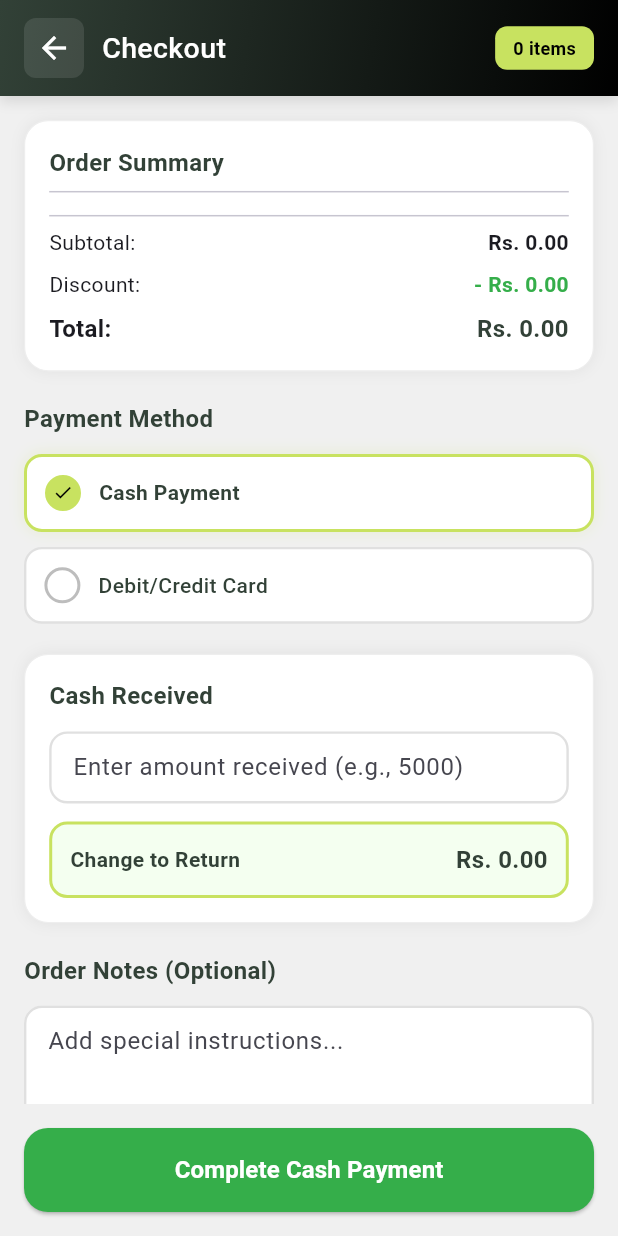
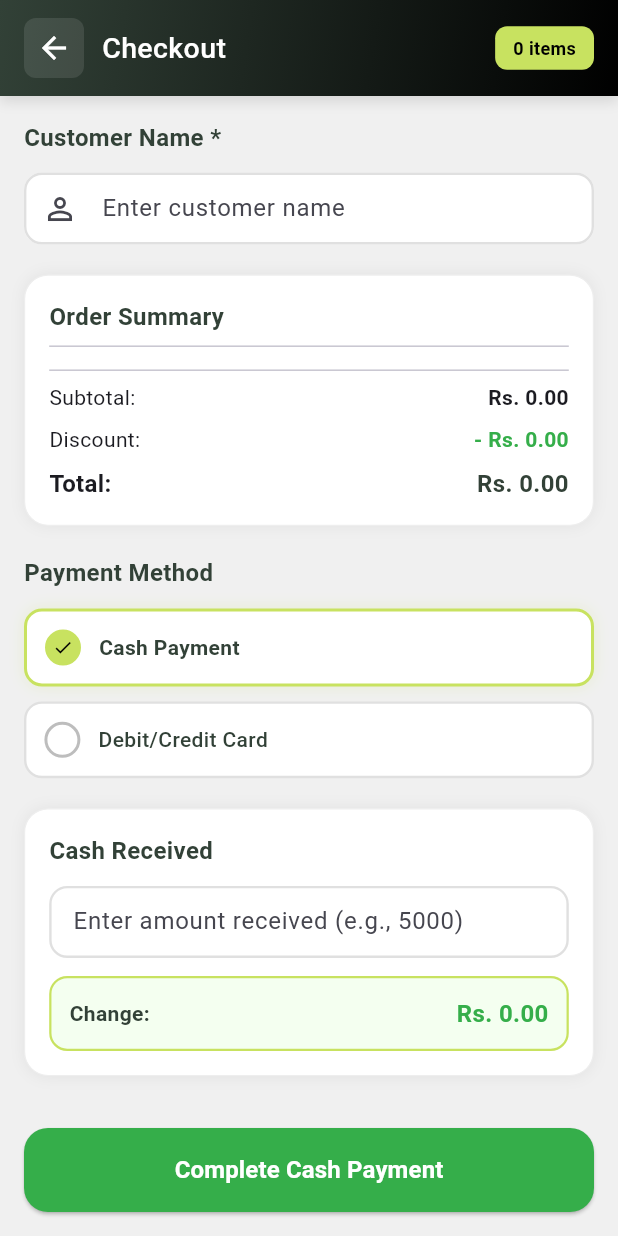
Before and after one commit to Eranga999/Flutter_pos, a Flutter app: the CheckoutScreen screen opened directly, on a phone screen of 412 x 824 dp. Run offline on Flutter 3.47's test engine with Material 3 defaults, Android fonts, the light colour scheme and no system bars; our stand-ins replace fl_chart, pdf, printing, shared_preferences; missing offline and left inert: dart:html; accounts and stored records are empty.

Commit message:
feat: Add customer name input and user data storage in checkout process

```diff
--- a/zors_pos_mobile/lib/screens/checkout_screen.dart
+++ b/zors_pos_mobile/lib/screens/checkout_screen.dart
@@ -1,5 +1,7 @@
 import 'package:flutter/material.dart';
 import 'package:provider/provider.dart';
+import 'package:shared_preferences/shared_preferences.dart';
+import 'dart:convert';
 import '../providers/order_provider.dart';
 import '../providers/product_provider.dart';
 import '../services/api_service.dart';
@@ -19,19 +21,42 @@
   final TextEditingController _cashGivenController = TextEditingController();
   final TextEditingController _cardReferenceController =
       TextEditingController();
+  final TextEditingController _customerNameController = TextEditingController();
 
   @override
   void dispose() {
     _notesController.dispose();
     _cashGivenController.dispose();
     _cardReferenceController.dispose();
+    _customerNameController.dispose();
     super.dispose();
+  }
+
+  Future<Map<String, dynamic>?> _getCurrentUser() async {
+    try {
+      final prefs = await SharedPreferences.getInstance();
+      final userJson = prefs.getString('userData');
+      if (userJson != null) {
+        return jsonDecode(userJson) as Map<String, dynamic>;
+      }
+    } catch (e) {
+      print('Error getting current user: $e');
+    }
+    return null;
   }
 
   Future<void> _processPayment() async {
     if (_selectedPaymentMethod.isEmpty) {
       ScaffoldMessenger.of(context).showSnackBar(
         const SnackBar(content: Text('Please select a payment method')),
+      );
+      return;
+    }
+
+    // Validate customer name
+    if (_customerNameController.text.trim().isEmpty) {
+      ScaffoldMessenger.of(context).showSnackBar(
+        const SnackBar(content: Text('Please enter customer name')),
       );
       return;
     }
@@ -172,7 +197,6 @@
 
     // Validate cash payment: ensure received cash >= total
     if (_selectedPaymentMethod == 'cash') {
-      final orderProvider = context.read<OrderProvider>();
       final total =
           orderProvider.cartItems.fold<double>(
             0.0,
@@ -204,41 +228,69 @@
     setState(() => _isProcessing = true);
 
     try {
-      final orderProvider = context.read<OrderProvider>();
       final subtotal = orderProvider.cartItems.fold<double>(
         0.0,
         (sum, item) => sum + (item.unitPrice * item.quantity),
       );
       final total = subtotal - orderProvider.discount;
 
-      // Prepare order data for backend
+      // Get current user info
+      final currentUser = await _getCurrentUser();
+
+      // Prepare order data matching backend expectations
       final discountPercentage = subtotal > 0
           ? (orderProvider.discount / subtotal) * 100
           : 0.0;
 
+      // Build cart items matching backend CartItem interface
+      final cartItems = orderProvider.cartItems.map((item) {
+        final product = productProvider.getProductById(item.productId);
+        return {
+          'product': {
+            '_id': item.productId,
+            'name': item.productName,
+            'sellingPrice': item.unitPrice,
+            'stock': product?.stock ?? 0,
+          },
+          'quantity': item.quantity,
+        };
+      }).toList();
+
+      // Build payment details
+      final paymentDetails = <String, dynamic>{
+        'method': _selectedPaymentMethod,
+      };
+
+      if (_selectedPaymentMethod == 'cash') {
+        paymentDetails['cashReceived'] =
+            double.tryParse(_cashGivenController.text.trim()) ?? 0.0;
+        paymentDetails['change'] =
+            (paymentDetails['cashReceived'] as double) - total;
+      } else if (_selectedPaymentMethod == 'card') {
+        paymentDetails['cardReferenceNumber'] = _cardReferenceController.text
+            .trim();
+      }
+
+      // Store cart items before clearing for receipt
+      final cartItemsForReceipt = List.from(orderProvider.cartItems);
+      final discountForReceipt = orderProvider.discount;
+
       final orderData = {
-        'cart': orderProvider.cartItems
-            .map(
-              (item) => {
-                'productId': item.productId,
-                'productName': item.productName,
-                'quantity': item.quantity,
-                'unitPrice': item.unitPrice,
-                if (_selectedPaymentMethod == 'card')
-                  'cardReferenceNumber': _cardReferenceController.text.trim(),
-              },
-            )
-            .toList(),
+        'name': _customerNameController.text.trim(),
+        'cart': cartItems,
         'orderType': 'takeaway',
         'totalAmount': total,
         'discountPercentage': discountPercentage,
-        'paymentDetails': {
-          'method': _selectedPaymentMethod,
-          'notes': _notesController.text,
-          if (_selectedPaymentMethod == 'cash')
-            'cashReceived':
-                double.tryParse(_cashGivenController.text.trim()) ?? 0.0,
-        },
+        'paymentDetails': paymentDetails,
+        'kitchenNote': _notesController.text.isNotEmpty
+            ? _notesController.text
+            : null,
+        'cashier': currentUser != null
+            ? {
+                '_id': currentUser['_id'] ?? currentUser['id'],
+                'username': currentUser['username'] ?? 'Unknown',
+              }
+            : {'_id': 'guest', 'username': 'Guest'},
       };
 
       // Call backend API to create order
@@ -248,12 +300,8 @@
         setState(() => _isProcessing = false);
 
         if (result['success'] == true) {
-          // Update stock after successful order
-          final stockDeductions = <String, int>{};
-          for (var item in orderProvider.cartItems) {
-            stockDeductions[item.productId] = item.quantity;
-          }
-          context.read<ProductProvider>().applyStockDeduction(stockDeductions);
+          // Refresh products to get updated stock
+          await productProvider.refreshProducts();
 
           // Navigate to receipt screen
           final cashGiven = _selectedPaymentMethod == 'cash'
@@ -261,14 +309,20 @@
               : null;
           final change = cashGiven != null ? cashGiven - total : null;
 
+          // Clear the cart
+          orderProvider.clearCart();
+
           Navigator.pushReplacement(
             context,
             MaterialPageRoute(
               builder: (context) => ReceiptScreen(
-                orderId: result['data']?['order']?['_id'] ?? 'N/A',
-                items: orderProvider.cartItems,
+                orderId:
+                    result['data']?['order']?['_id'] ??
+                    result['data']?['_id'] ??
+                    'N/A',
+                items: cartItemsForReceipt,
                 subtotal: subtotal,
-                discount: orderProvider.discount,
+                discount: discountForReceipt,
                 total: total,
                 paymentMethod: _selectedPaymentMethod,
                 cashReceived: cashGiven,
@@ -389,6 +443,49 @@
                     child: Column(
                       crossAxisAlignment: CrossAxisAlignment.start,
                       children: [
+                        // Customer Name Section
+                        const Text(
+                          'Customer Name *',
+                          style: TextStyle(
+                            fontSize: 16,
+                            fontWeight: FontWeight.bold,
+                            color: Color(0xFF324137),
+                          ),
+                        ),
+                        const SizedBox(height: 12),
+                        TextField(
+                          controller: _customerNameController,
+                          decoration: InputDecoration(
+                            hintText: 'Enter customer name',
+                            prefixIcon: const Icon(Icons.person_outline),
+                            filled: true,
+                            fillColor: Colors.white,
+                            border: OutlineInputBorder(
+                              borderRadius: BorderRadius.circular(12),
+                              borderSide: BorderSide(
+                                color: Colors.grey[300]!,
+                                width: 1.6,
+                              ),
+                            ),
+                            enabledBorder: OutlineInputBorder(
+                              borderRadius: BorderRadius.circular(12),
+                              borderSide: BorderSide(
+                                color: Colors.grey[300]!,
+                                width: 1.6,
+                              ),
+                            ),
+                            focusedBorder: OutlineInputBorder(
+                              borderRadius: BorderRadius.circular(12),
+                              borderSide: const BorderSide(
+                                color: Color(0xFFC8E260),
+                                width: 1.6,
+                              ),
+                            ),
+                            contentPadding: const EdgeInsets.all(12),
+                          ),
+                        ),
+                        const SizedBox(height: 20),
+
                         // Order Summary Section
                         Container(
                           padding: const EdgeInsets.all(16),
@@ -428,32 +525,16 @@
                                         MainAxisAlignment.spaceBetween,
                                     children: [
                                       Expanded(
-                                        child: Column(
-                                          crossAxisAlignment:
-                                              CrossAxisAlignment.start,
-                                          children: [
-                                            Text(
-                                              item.productName,
-                                              style: const TextStyle(
-                                                fontSize: 14,
-                                                fontWeight: FontWeight.w600,
-                                              ),
-                                            ),
-                                            Text(
-                                              'x${item.quantity}',
-                                              style: TextStyle(
-                                                fontSize: 12,
-                                                color: Colors.grey[600],
-                                              ),
-                                            ),
-                                          ],
+                                        child: Text(
+                                          '${item.productName} x${item.quantity}',
+                                          style: const TextStyle(fontSize: 14),
                                         ),
                                       ),
                                       Text(
                                         'Rs. ${(item.unitPrice * item.quantity).toStringAsFixed(2)}',
                                         style: const TextStyle(
                                           fontSize: 14,
-                                          fontWeight: FontWeight.bold,
+                                          fontWeight: FontWeight.w500,
                                         ),
                                       ),
                                     ],
@@ -575,10 +656,7 @@
                                     fillColor: Colors.white,
                                     border: OutlineInputBorder(
                                       borderRadius: BorderRadius.circular(12),
-                                      borderSide: BorderSide(
-                                        color: Colors.grey[300]!,
-                                        width: 1.6,
-                                      ),
+                                      borderSide: const BorderSide(width: 1.6),
                                     ),
                                     enabledBorder: OutlineInputBorder(
                                       borderRadius: BorderRadius.circular(12),
@@ -600,15 +678,6 @@
                                 const SizedBox(height: 12),
                                 Builder(
                                   builder: (context) {
-                                    final orderProvider = context
-                                        .read<OrderProvider>();
-                                    final subtotal = orderProvider.cartItems
-                                        .fold<double>(
-                                          0.0,
-                                          (sum, item) =>
-                                              sum +
-                                              (item.unitPrice * item.quantity),
-                                        );
                                     final discount = orderProvider.discount;
                                     final total = subtotal - discount;
                                     final cashGiven =
@@ -623,14 +692,14 @@
                                       padding: const EdgeInsets.all(12),
                                       decoration: BoxDecoration(
                                         color: insufficient
-                                            ? const Color(0xFFFFF5F5)
+                                            ? const Color(0xFFFFEBEE)
                                             : const Color(0xFFF4FFF0),
                                         borderRadius: BorderRadius.circular(12),
                                         border: Border.all(
                                           color: insufficient
-                                              ? Colors.redAccent
+                                              ? Colors.red
                                               : const Color(0xFFC8E260),
-                                          width: 2,
+                                          width: 1.5,
                                         ),
                                       ),
                                       child: Row(
@@ -639,26 +708,26 @@
                                         children: [
                                           Text(
                                             insufficient
-                                                ? 'Insufficient Cash'
-                                                : 'Change to Return',
+                                                ? 'Insufficient'
+                                                : 'Change:',
                                             style: TextStyle(
                                               fontSize: 14,
                                               fontWeight: FontWeight.bold,
                                               color: insufficient
-                                                  ? Colors.redAccent
+                                                  ? Colors.red
                                                   : const Color(0xFF324137),
                                             ),
                                           ),
                                           Text(
                                             insufficient
-                                                ? 'Rs. ${(total - cashGiven).toStringAsFixed(2)} needed'
-                                                : 'Rs. ${change >= 0 ? change.toStringAsFixed(2) : '0.00'}',
+                                                ? 'Rs. ${(total - cashGiven).toStringAsFixed(2)} more needed'
+                                                : 'Rs. ${change.toStringAsFixed(2)}',
                                             style: TextStyle(
                                               fontSize: 16,
                                               fontWeight: FontWeight.bold,
                                               color: insufficient
-                                                  ? Colors.redAccent
-                                                  : const Color(0xFF324137),
+                                                  ? Colors.red
+                                                  : const Color(0xFF35AE4A),
                                             ),
                                           ),
                                         ],
@@ -742,41 +811,6 @@
                                       ),
                                     ),
                                     contentPadding: const EdgeInsets.all(12),
-                                  ),
-                                ),
-                                const SizedBox(height: 12),
-                                Container(
-                                  padding: const EdgeInsets.all(12),
-                                  decoration: BoxDecoration(
-                                    color: const Color(0xFFF0F8FF),
-                                    borderRadius: BorderRadius.circular(12),
-                                    border: Border.all(
-                                      color: const Color(0xFF324137),
-                                      width: 1.5,
-                                    ),
-                                  ),
-                                  child: Row(
-                                    children: [
-                                      const Icon(
-                                        Icons.info_outline,
-                                        color: Color(0xFF324137),
-                                        size: 20,
-                                      ),
-                                      const SizedBox(width: 8),
-                                      Expanded(
-                                        child: Text(
-                                          (_cardReferenceController.text ?? '')
-                                                  .isNotEmpty
-                                              ? 'Reference: ${_cardReferenceController.text}'
-                                              : 'Reference number is required',
-                                          style: TextStyle(
-                                            fontSize: 13,
-                                            fontWeight: FontWeight.w500,
-                                            color: Colors.grey[700],
-                                          ),
-                                        ),
-                                      ),
-                                    ],
                                   ),
                                 ),
                               ],
@@ -897,7 +931,10 @@
                                   ),
                                 ),
                                 const SizedBox(width: 12),
-                                const Text('Processing Payment...'),
+                                const Text(
+                                  'Processing Payment...',
+                                  style: TextStyle(color: Colors.white),
+                                ),
                               ],
                             )
                           : Text(
```
Also changed, not shown: zors_pos_mobile/lib/services/api_service.dart (+14 -1 lines).
